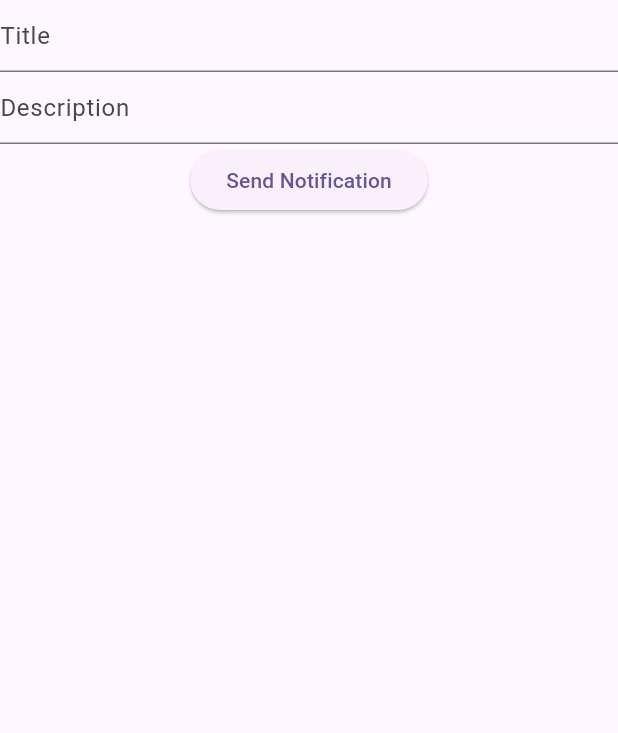
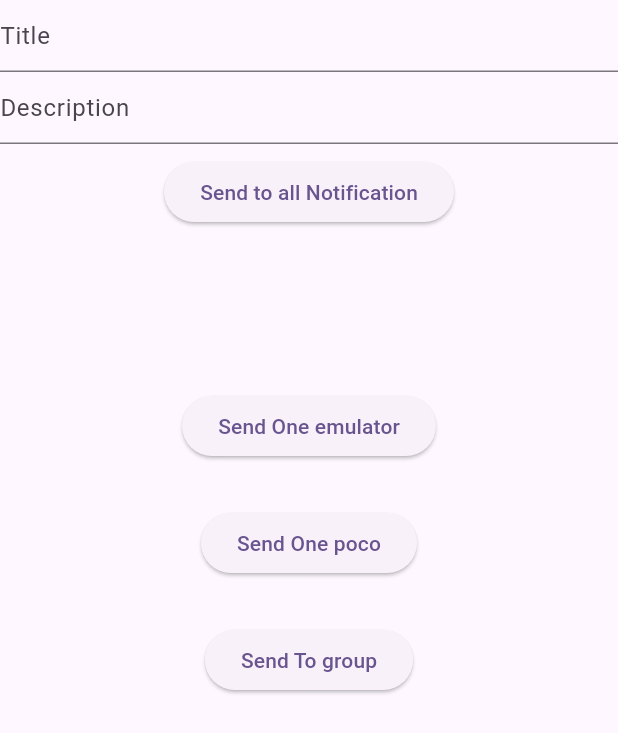
Before and after one commit to pranave2003/iot_realtime, a Flutter app: the SendScreen screen opened directly, on a phone screen of 412 x 824 dp. Shown: the top 733 px of the screen. Run offline on Flutter 3.47's test engine with Material 3 defaults, Android fonts, the phone set to English and light mode, and no system bars; our stand-ins replace firebase_core, firebase_database; missing offline and left inert: onesignal_flutter; accounts and stored records are empty.

Commit message:
one signal notification to all, to one person ,to group

```diff
--- a/lib/Send Notification/Screen/Send_screen.dart
+++ b/lib/Send Notification/Screen/Send_screen.dart
@@ -25,12 +25,39 @@ class _SendScreenState extends State<SendScreen> {
             decoration: const InputDecoration(hintText: "Description"),
             controller: description,
           ),
+          Padding(
+            padding: const EdgeInsets.all(8.0),
+            child: ElevatedButton(
+                onPressed: () async {
+                  await NotificationService()
+                      .Sendnotification(title.text, description.text);
+                },
+                child: const Text("Send to all Notification")),
+          ),
+          SizedBox(
+            height: 100,
+          ),
           ElevatedButton(
               onPressed: () async {
-                await NotificationService()
-                    .Sendnotification(title.text, description.text);
+                await NotificationService().Sendnotificationtoemulator();
               },
-              child: const Text("Send Notification"))
+              child: const Text("Send One emulator")),
+          SizedBox(
+            height: 30,
+          ),
+          ElevatedButton(
+              onPressed: () async {
+                await NotificationService().Sendnotificationtopoco();
+              },
+              child: const Text("Send One poco")),
+          SizedBox(
+            height: 30,
+          ),
+          ElevatedButton(
+              onPressed: () async {
+                await NotificationService().Sendnotificationtomygroup();
+              },
+              child: const Text("Send To group"))
         ],
       ),
     );
```
Also changed, not shown: lib/Send Notification/Services/Notificationservice.dart (+83 -4 lines).
